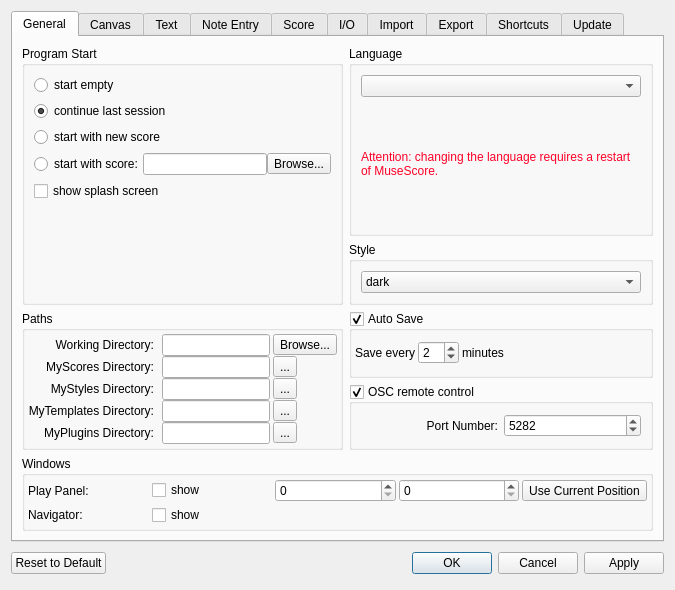
Old version of the form mscore/mscore/prefsdialog.ui in the repository musescore/musescore-old.
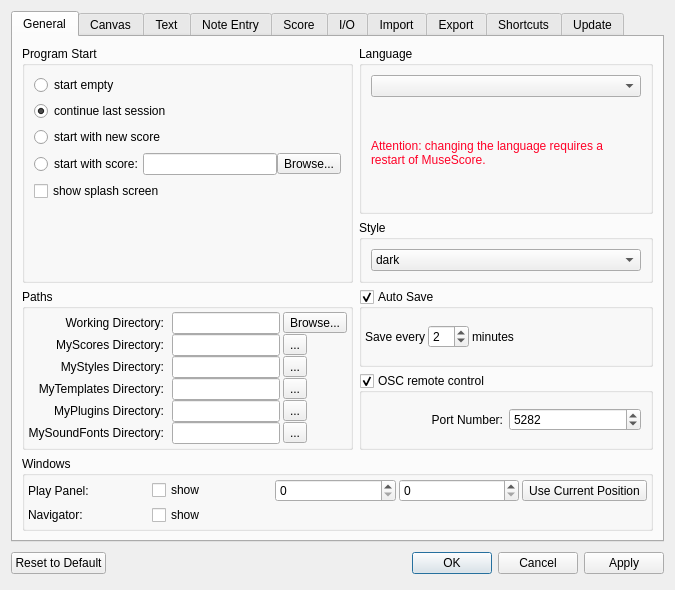
New version of the form. Icons and pictures are not drawn. Custom widgets are drawn as their Qt base class.

Patch:
```diff
--- a/mscore/mscore/prefsdialog.ui
+++ b/mscore/mscore/prefsdialog.ui
@@ -216,6 +216,29 @@
             </property>
            </widget>
           </item>
+          <item row="5" column="0">
+           <widget class="QLabel" name="label_5">
+            <property name="text">
+             <string>MySoundFonts Directory:</string>
+            </property>
+            <property name="alignment">
+             <set>Qt::AlignRight|Qt::AlignTrailing|Qt::AlignVCenter</set>
+            </property>
+            <property name="indent">
+             <number>5</number>
+            </property>
+           </widget>
+          </item>
+          <item row="5" column="1">
+           <widget class="QLineEdit" name="mySoundFonts"/>
+          </item>
+          <item row="5" column="2">
+           <widget class="QToolButton" name="mySoundFontsButton">
+            <property name="text">
+             <string>...</string>
+            </property>
+           </widget>
+          </item>
          </layout>
         </widget>
        </item>
```
